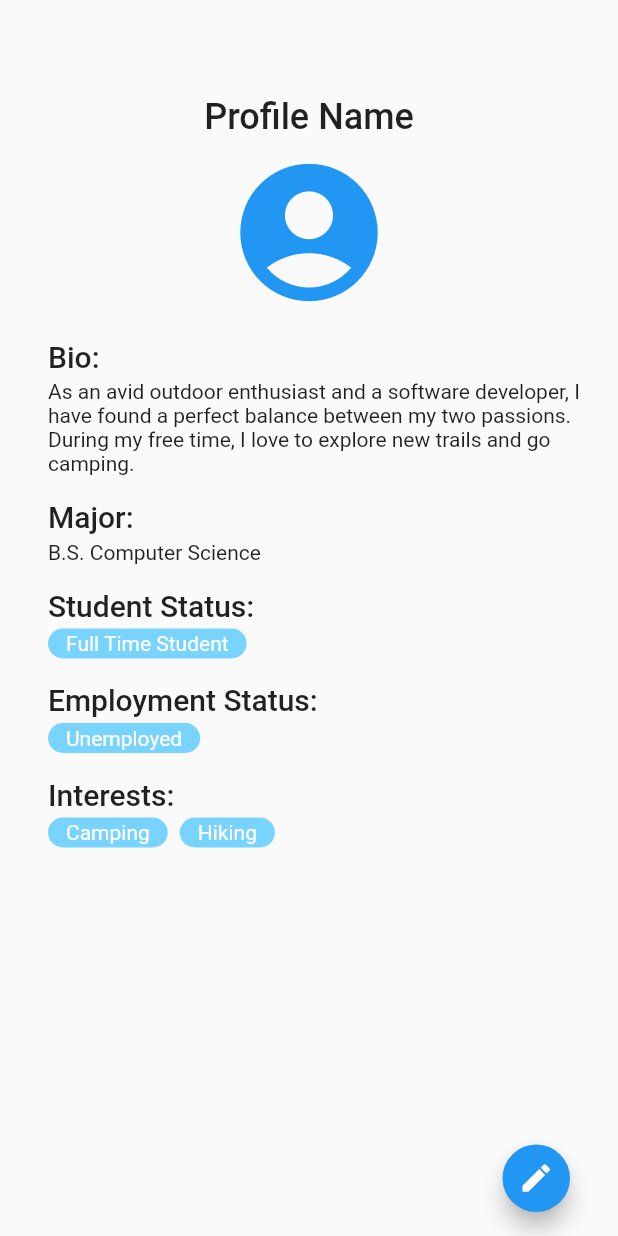
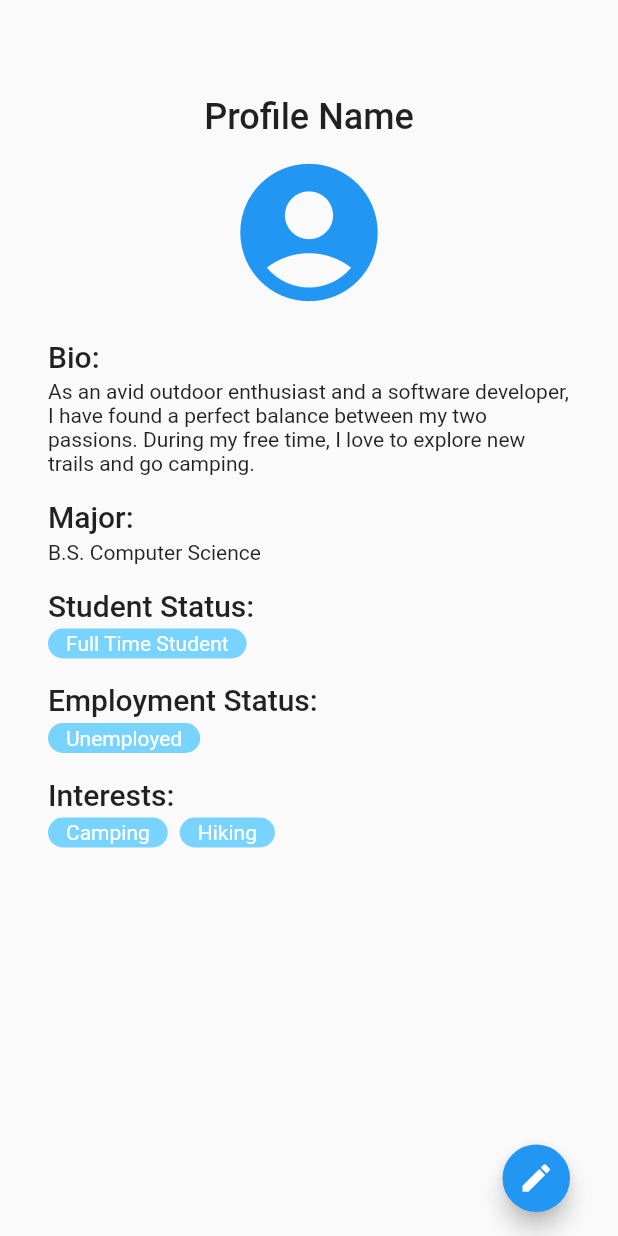
Before and after one commit to maxlukef/WorkTogether, a Flutter app: the ProfilePage screen opened directly, on a phone screen of 412 x 824 dp. Run offline on Flutter 3.47's test engine with Material 2 defaults, Android fonts, the phone set to English and light mode, and no system bars; our stand-ins replace flutter_svg.

Commit message:
Changed padding on text.

```diff
--- a/work_together_flutter/lib/pages/profile/profile_page.dart
+++ b/work_together_flutter/lib/pages/profile/profile_page.dart
@@ -30,40 +30,40 @@ class ProfilePage extends StatelessWidget {
           crossAxisAlignment: CrossAxisAlignment.start,
           children: [
             const Padding(
-              padding: EdgeInsets.fromLTRB(32.0, 16.0, 16.0, 4.0),
+              padding: EdgeInsets.fromLTRB(32.0, 16.0, 32.0, 4.0),
               child: Text(
                 "Bio:",
                 style: TextStyle(fontSize: 20, fontWeight: FontWeight.w500),
               ),
             ),
             const Padding(
-              padding: EdgeInsets.fromLTRB(32.0, 0, 16.0, 0),
+              padding: EdgeInsets.fromLTRB(32.0, 0, 32.0, 0),
               child: Text(
                 "As an avid outdoor enthusiast and a software developer, I have found a perfect balance between my two passions. During my free time, I love to explore new trails and go camping.",
               ),
             ),
             const Padding(
-              padding: EdgeInsets.fromLTRB(32.0, 16.0, 16.0, 4.0),
+              padding: EdgeInsets.fromLTRB(32.0, 16.0, 32.0, 4.0),
               child: Text(
                 "Major:",
                 style: TextStyle(fontSize: 20, fontWeight: FontWeight.w500),
               ),
             ),
             const Padding(
-              padding: EdgeInsets.fromLTRB(32.0, 0, 16.0, 0),
+              padding: EdgeInsets.fromLTRB(32.0, 0, 32.0, 0),
               child: Text(
                 "B.S. Computer Science",
               ),
             ),
             const Padding(
-              padding: EdgeInsets.fromLTRB(32.0, 16.0, 16.0, 4.0),
+              padding: EdgeInsets.fromLTRB(32.0, 16.0, 32.0, 4.0),
               child: Text(
                 "Student Status:",
                 style: TextStyle(fontSize: 20, fontWeight: FontWeight.w500),
               ),
             ),
             Padding(
-              padding: const EdgeInsets.fromLTRB(32.0, 0, 16.0, 0),
+              padding: const EdgeInsets.fromLTRB(32.0, 0, 32.0, 0),
               child: Row(
                 children: const [
                   Tag(
@@ -73,14 +73,14 @@ class ProfilePage extends StatelessWidget {
               ),
             ),
             const Padding(
-              padding: EdgeInsets.fromLTRB(32.0, 16.0, 16.0, 4.0),
+              padding: EdgeInsets.fromLTRB(32.0, 16.0, 32.0, 4.0),
               child: Text(
                 "Employment Status:",
                 style: TextStyle(fontSize: 20, fontWeight: FontWeight.w500),
               ),
             ),
             Padding(
-              padding: const EdgeInsets.fromLTRB(32.0, 0, 16.0, 0),
+              padding: const EdgeInsets.fromLTRB(32.0, 0, 32.0, 0),
               child: Row(
                 children: const [
                   Tag(
@@ -90,14 +90,14 @@ class ProfilePage extends StatelessWidget {
               ),
             ),
             const Padding(
-              padding: EdgeInsets.fromLTRB(32.0, 16.0, 16.0, 4.0),
+              padding: EdgeInsets.fromLTRB(32.0, 16.0, 32.0, 4.0),
               child: Text(
                 "Interests:",
                 style: TextStyle(fontSize: 20, fontWeight: FontWeight.w500),
               ),
             ),
             Padding(
-                padding: const EdgeInsets.fromLTRB(32.0, 0, 16.0, 0),
+                padding: const EdgeInsets.fromLTRB(32.0, 0, 32.0, 0),
                 child: Row(
                   children: const [
                     Padding(
```
